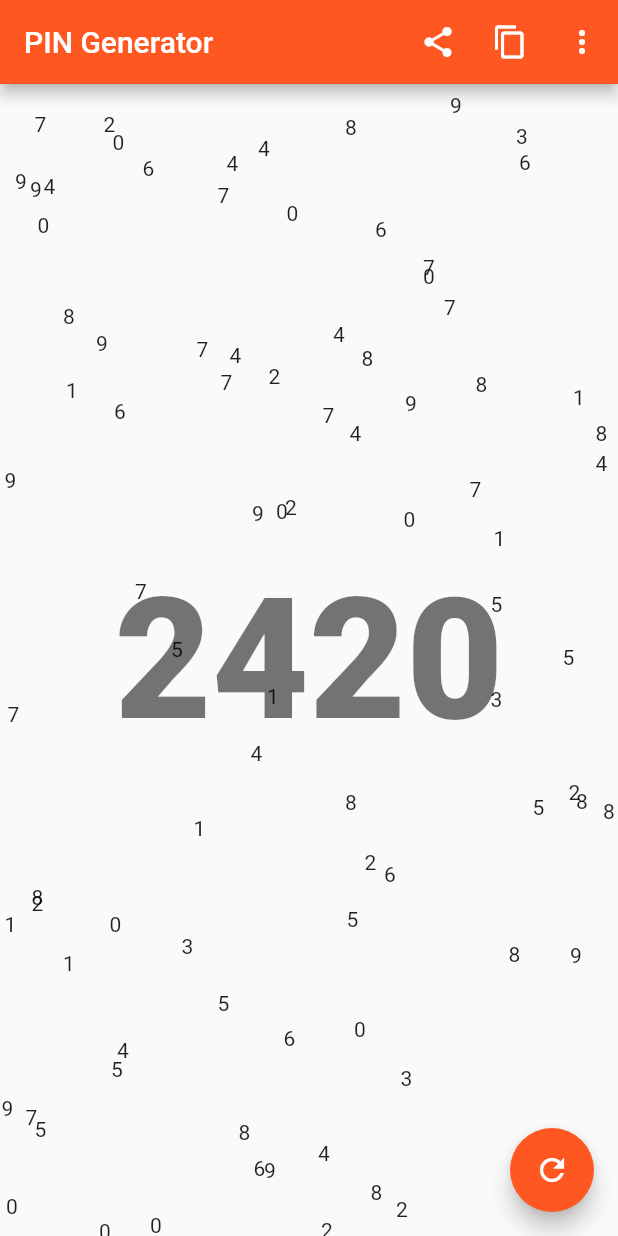
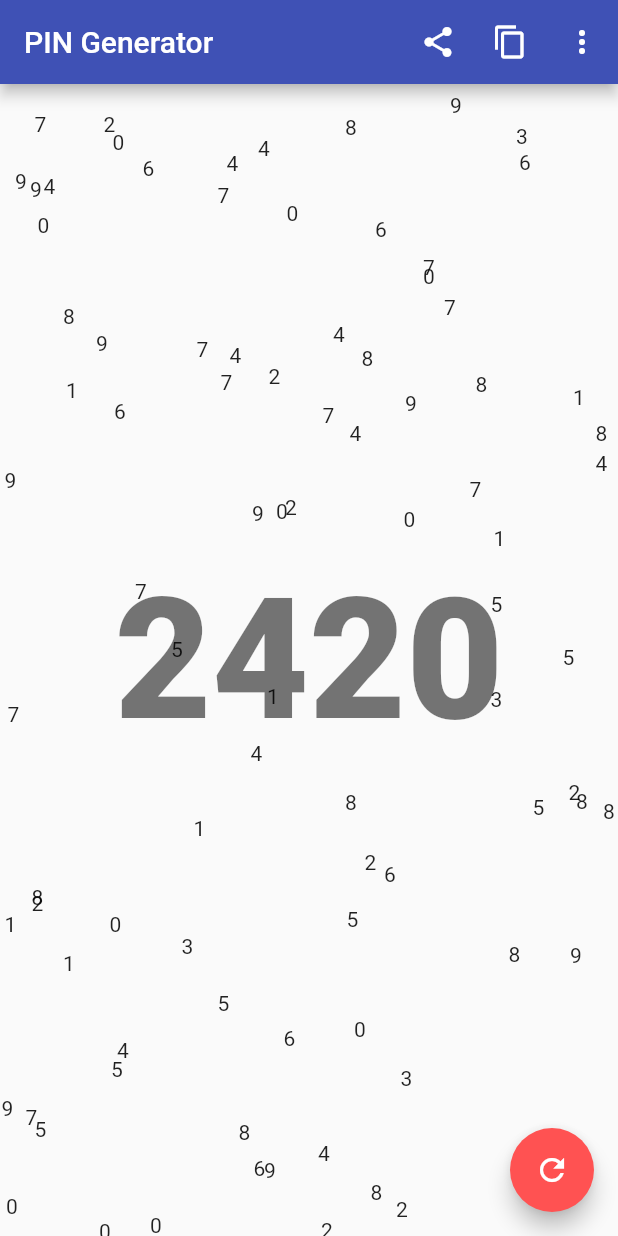
Before and after one commit to devaurelian/pin_generator, a Flutter app: the screen it shows after launch, on a phone screen of 412 x 824 dp. Run offline on Flutter 3.47's test engine with Material 2 defaults, Android fonts, the phone set to English and light mode, and no system bars; our stand-ins replace share, shared_preferences.

Commit message:
Improve app theme and main widget

```diff
--- a/lib/main.dart
+++ b/lib/main.dart
@@ -1,29 +1,33 @@
+// Copyright 2020 anaurelian. All rights reserved.
+// Use of this source code is governed by a MIT-style license that can be
+// found in the LICENSE file.
+
 import 'package:flutter/material.dart';
 import 'package:pingenerator/screens/home.dart';
+import 'package:pingenerator/utils/strings.dart';
 
 void main() => runApp(PINGeneratorApp());
 
+/// The main app widget.
 class PINGeneratorApp extends StatelessWidget {
   @override
   Widget build(BuildContext context) {
     return MaterialApp(
-      title: 'PIN Generator',
+      title: Strings.appName,
       debugShowCheckedModeBanner: false,
       theme: ThemeData(
-        primarySwatch: Colors.deepOrange,
-//        accentColor: Colors.redAccent,
-
+        primarySwatch: Colors.indigo,
+        accentColor: Colors.redAccent,
         textTheme: TextTheme(
           display4: Theme.of(context).textTheme.display4.copyWith(
-//            color: Colors.red,
-            fontWeight: FontWeight.w900,
-          ),
+                fontWeight: FontWeight.w900,
+              ),
           display3: Theme.of(context).textTheme.display3.copyWith(
-            fontWeight: FontWeight.w900,
-          ),
-        )
+                fontWeight: FontWeight.w900,
+              ),
+        ),
       ),
-      home: HomeScreen(title: 'PIN Generator'),
+      home: HomeScreen(title: Strings.appName),
     );
   }
 }
--- a/lib/screens/settings.dart
+++ b/lib/screens/settings.dart
@@ -54,6 +54,7 @@ class _SettingsScreenState extends State<SettingsScreen> {
           context: context,
           tiles: [
             SwitchListTile(
+              activeColor: Theme.of(context).primaryColor,
               contentPadding: listTilePadding,
               title: const Text(Strings.useSecureRandomSettingTitle),
               subtitle: const Text(Strings.useSecureRandomSettingSubtitle),
@@ -69,6 +70,7 @@ class _SettingsScreenState extends State<SettingsScreen> {
               contentPadding: listTilePadding,
               title: Text(Strings.pinDigitCountSetting),
               subtitle: Slider(
+//                activeColor: Theme.of(context).accentColor,
                 min: SettingsProvider.pinDigitCountMin.toDouble(),
                 max: SettingsProvider.pinDigitCountMax.toDouble(),
                 divisions: SettingsProvider.pinDigitCountMax -
@@ -85,6 +87,7 @@ class _SettingsScreenState extends State<SettingsScreen> {
               contentPadding: listTilePadding,
               title: Text(Strings.backDigitCountSetting),
               subtitle: Slider(
+//                activeColor: Theme.of(context).accentColor,
                 min: SettingsProvider.backDigitCountMin.toDouble(),
                 max: SettingsProvider.backDigitCountMax.toDouble(),
                 divisions: SettingsProvider.backDigitCountMax -
--- a/lib/utils/strings.dart
+++ b/lib/utils/strings.dart
@@ -4,6 +4,8 @@
 
 /// User interface string resources.
 class Strings {
+  static const String appName = 'PIN Generator';
+
   static const String refreshTooltip = 'Generate new PIN';
 
   static const String secureRandomTooltip =
```
